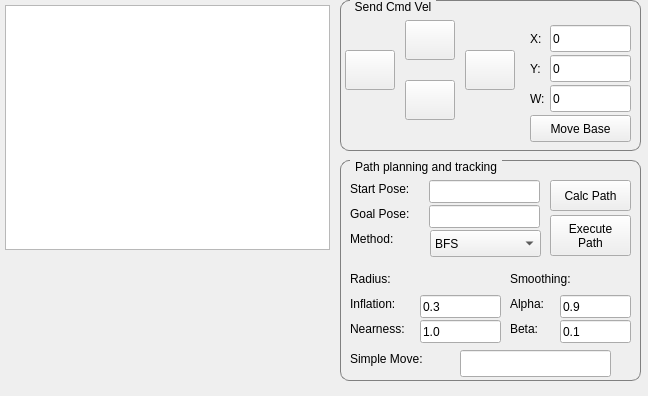
Before: the Qt Designer form catkin_ws/src/hri/simple_gui/src/MainWindow.ui in juanpflores/MobileRobotsCourse, drawn with Qt 5.
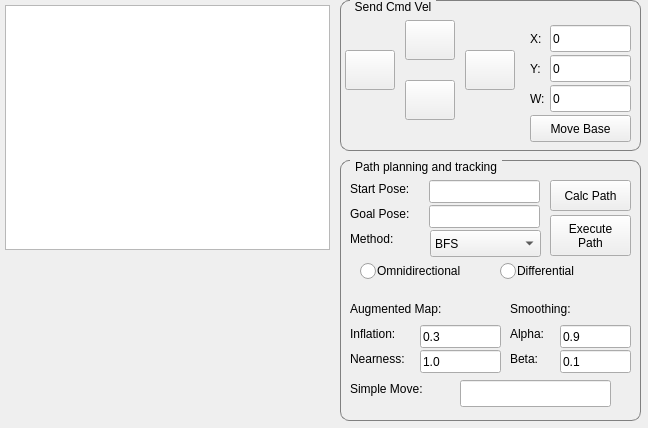
After: the same form once the commit is applied.

Commit message: Modify GUI for practica05 requirements

```diff
--- a/catkin_ws/src/hri/simple_gui/src/MainWindow.ui
+++ b/catkin_ws/src/hri/simple_gui/src/MainWindow.ui
@@ -7,7 +7,7 @@
     <x>0</x>
     <y>0</y>
     <width>648</width>
-    <height>396</height>
+    <height>428</height>
    </rect>
   </property>
   <property name="windowTitle">
@@ -51,7 +51,7 @@
       <x>340</x>
       <y>160</y>
       <width>301</width>
-      <height>221</height>
+      <height>261</height>
      </rect>
     </property>
     <property name="styleSheet">
@@ -137,7 +137,7 @@
      <property name="geometry">
       <rect>
        <x>10</x>
-       <y>190</y>
+       <y>220</y>
        <width>101</width>
        <height>17</height>
       </rect>
@@ -150,7 +150,7 @@
      <property name="geometry">
       <rect>
        <x>120</x>
-       <y>190</y>
+       <y>220</y>
        <width>151</width>
        <height>27</height>
       </rect>
@@ -203,7 +203,7 @@
      <property name="geometry">
       <rect>
        <x>170</x>
-       <y>110</y>
+       <y>140</y>
        <width>81</width>
        <height>17</height>
       </rect>
@@ -216,7 +216,7 @@
      <property name="geometry">
       <rect>
        <x>10</x>
-       <y>160</y>
+       <y>190</y>
        <width>81</width>
        <height>17</height>
       </rect>
@@ -229,7 +229,7 @@
      <property name="geometry">
       <rect>
        <x>80</x>
-       <y>160</y>
+       <y>190</y>
        <width>81</width>
        <height>23</height>
       </rect>
@@ -242,7 +242,7 @@
      <property name="geometry">
       <rect>
        <x>10</x>
-       <y>135</y>
+       <y>165</y>
        <width>71</width>
        <height>17</height>
       </rect>
@@ -255,7 +255,7 @@
      <property name="geometry">
       <rect>
        <x>80</x>
-       <y>135</y>
+       <y>165</y>
        <width>81</width>
        <height>23</height>
       </rect>
@@ -268,7 +268,7 @@
      <property name="geometry">
       <rect>
        <x>170</x>
-       <y>135</y>
+       <y>165</y>
        <width>51</width>
        <height>17</height>
       </rect>
@@ -281,7 +281,7 @@
      <property name="geometry">
       <rect>
        <x>220</x>
-       <y>135</y>
+       <y>165</y>
        <width>71</width>
        <height>23</height>
       </rect>
@@ -294,7 +294,7 @@
      <property name="geometry">
       <rect>
        <x>220</x>
-       <y>160</y>
+       <y>190</y>
        <width>71</width>
        <height>23</height>
       </rect>
@@ -307,7 +307,7 @@
      <property name="geometry">
       <rect>
        <x>170</x>
-       <y>160</y>
+       <y>190</y>
        <width>51</width>
        <height>17</height>
       </rect>
@@ -320,13 +320,39 @@
      <property name="geometry">
       <rect>
        <x>10</x>
-       <y>110</y>
-       <width>81</width>
+       <y>140</y>
+       <width>121</width>
        <height>17</height>
       </rect>
      </property>
      <property name="text">
-      <string>Radius:</string>
+      <string>Augmented Map:</string>
+     </property>
+    </widget>
+    <widget class="QRadioButton" name="navRbOmnidirectional">
+     <property name="geometry">
+      <rect>
+       <x>20</x>
+       <y>100</y>
+       <width>131</width>
+       <height>22</height>
+      </rect>
+     </property>
+     <property name="text">
+      <string>Omnidirectional</string>
+     </property>
+    </widget>
+    <widget class="QRadioButton" name="navRbDifferential">
+     <property name="geometry">
+      <rect>
+       <x>160</x>
+       <y>100</y>
+       <width>117</width>
+       <height>22</height>
+      </rect>
+     </property>
+     <property name="text">
+      <string>Differential</string>
      </property>
     </widget>
    </widget>
```
The commit also changes 4 other files.
